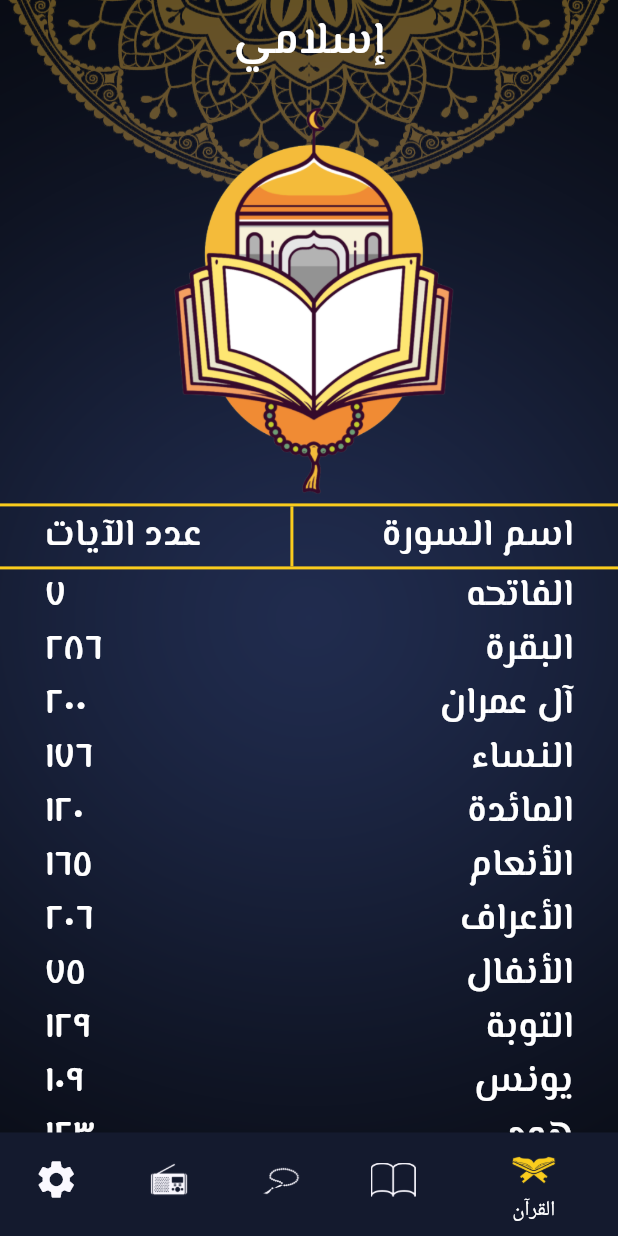
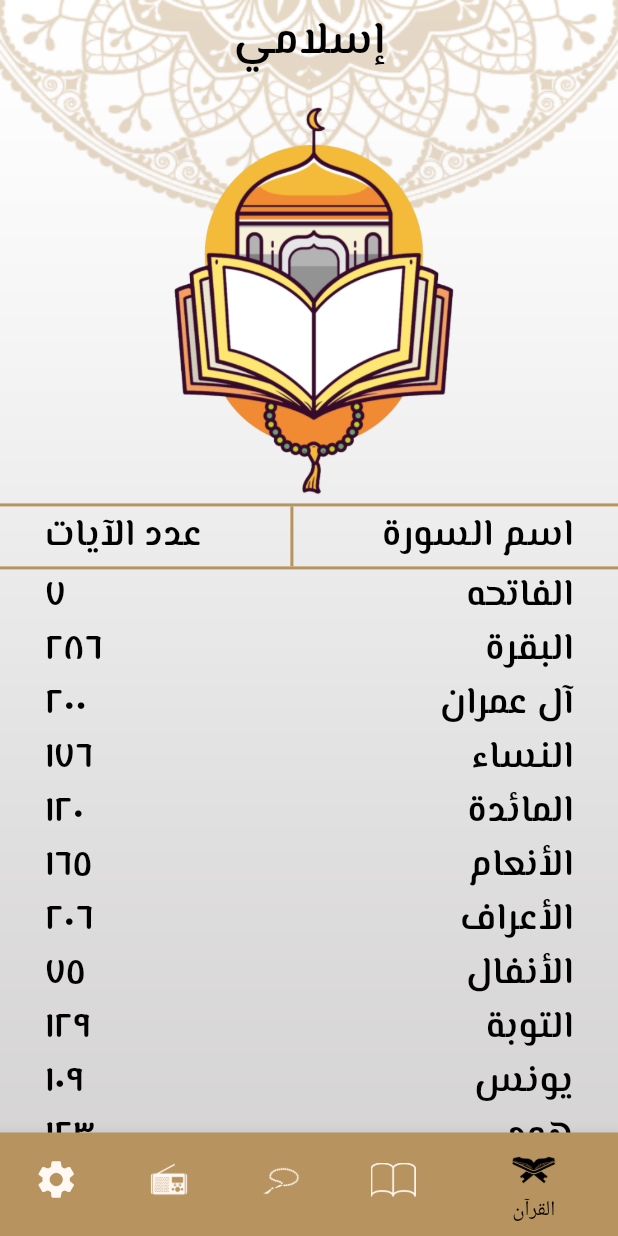
Before and after one commit to omar-dev0/islami, a Flutter app: the screen it shows after launch, on a phone screen of 412 x 824 dp. Run offline on Flutter 3.47's test engine with Material 3 defaults, Android fonts, the phone set to English and light mode, and no system bars; generated files the repository leaves out were written again.

Commit message:
+ add localizations + add provider to mange states

```diff
--- /dev/null
+++ b/l10n.yaml
@@ -0,0 +1,3 @@
+arb-dir: lib/l10n
+template-arb-file: app_en.arb
+output-localization-file: app_localizations.dart
--- a/lib/Thems/dark_them.dart
+++ b/lib/Thems/dark_them.dart
@@ -1,7 +1,7 @@
 import 'package:flutter/material.dart';
 
 class DarkThem {
-  static bool isDark = true;
+  static bool isDark = false;
   static ThemeData dark = ThemeData(
       cardTheme: CardTheme(
         color: Color(0xFF141A2E),
--- a/lib/home.dart
+++ b/lib/home.dart
@@ -1,10 +1,12 @@
 import 'package:flutter/material.dart';
-import 'package:islami/Thems/dark_them.dart';
+import 'package:flutter_gen/gen_l10n/app_localizations.dart';
+import 'package:islami/provider/settings_provider.dart';
 import 'package:islami/radio/radio.dart';
 import 'package:islami/tabs/hadeth/hadeth_tab.dart';
 import 'package:islami/tabs/quran/quran.dart';
 import 'package:islami/tabs/sebha/sebha_tab.dart';
 import 'package:islami/tabs/settings%20/settings_tab.dart';
+import 'package:provider/provider.dart';
 
 class HomeScreen extends StatefulWidget {
   static const String route = "homescreen";
@@ -26,33 +28,32 @@ class _HomeScreenState extends State<HomeScreen> {
         icon: ImageIcon(
           AssetImage('assets/icons/quran.png'),
         ),
-        label: 'القرآن',
+        label: AppLocalizations.of(context)?.quran,
       ),
       BottomNavigationBarItem(
         backgroundColor: Theme.of(context).primaryColor,
         icon: ImageIcon(
           AssetImage('assets/icons/hadeth.png'),
         ),
-        label: 'الحديث',
+        label: AppLocalizations.of(context)?.hadith,
       ),
       BottomNavigationBarItem(
         backgroundColor: Theme.of(context).primaryColor,
         icon: ImageIcon(
           AssetImage('assets/icons/sebha.png'),
         ),
-        label: 'السبحة',
-      ),
+          label: AppLocalizations.of(context)?.sebha),
       BottomNavigationBarItem(
         backgroundColor: Theme.of(context).primaryColor,
         icon: ImageIcon(
           AssetImage('assets/icons/radio.png'),
         ),
-        label: 'الراديو',
+        label: AppLocalizations.of(context)?.radio,
       ),
       BottomNavigationBarItem(
         backgroundColor: Theme.of(context).primaryColor,
         icon: Icon(Icons.settings),
-        label: 'الاعدادات',
+        label: AppLocalizations.of(context)?.settings,
       ),
     ];
     List<Widget> tabs = [
@@ -62,19 +63,15 @@ class _HomeScreenState extends State<HomeScreen> {
       RadioTab(),
       SettingsTab(),
     ];
+    SettingsProvider settingsProvider = Provider.of<SettingsProvider>(context);
     return Container(
       decoration: BoxDecoration(
           image: DecorationImage(
-              image: AssetImage(DarkThem.isDark
-                  ? 'assets/images/dark.png'
-                  : 'assets/images/bglight.png'),
-              fit: BoxFit.fill)),
-      child: Directionality(
-        textDirection: TextDirection.rtl,
+              image: AssetImage(settingsProvider.bgPath), fit: BoxFit.fill)),
       child: Scaffold(
         appBar: AppBar(
-            title: const Text(
-              'إسلامي',
+          title: Text(
+            AppLocalizations.of(context)!.islami,
           ),
         ),
         body: tabs[selected],
@@ -87,7 +84,6 @@ class _HomeScreenState extends State<HomeScreen> {
           },
         ),
       ),
-      ),
     );
   }
 }
--- a/lib/main.dart
+++ b/lib/main.dart
@@ -1,25 +1,37 @@
 import 'package:flutter/material.dart';
+import 'package:flutter_gen/gen_l10n/app_localizations.dart';
 import 'package:islami/Thems/dark_them.dart';
 import 'package:islami/Thems/light_them.dart';
 import 'package:islami/home.dart';
+import 'package:islami/provider/settings_provider.dart';
 import 'package:islami/tabs/hadeth/hadeth-screen.dart';
 import 'package:islami/tabs/quran/swra_screen.dart';
+import 'package:provider/provider.dart';
 
 void main() {
-  runApp(const MyApp());
+  runApp(ChangeNotifierProvider(
+      create: (context) => SettingsProvider(), child: MyApp()));
 }
 
-class MyApp extends StatelessWidget {
-  const MyApp({super.key});
+class MyApp extends StatefulWidget {
+  MyApp({super.key});
 
-  // This widget is the root of your application.
+  @override
+  State<MyApp> createState() => _MyAppState();
+}
+
+class _MyAppState extends State<MyApp> {
   @override
   Widget build(BuildContext context) {
+    SettingsProvider settingsProvider = Provider.of<SettingsProvider>(context);
     return MaterialApp(
       debugShowCheckedModeBanner: false,
       theme: LightThem.light,
       darkTheme: DarkThem.dark,
-      themeMode: ThemeMode.dark,
+      themeMode: settingsProvider.currentTheme,
+      localizationsDelegates: AppLocalizations.localizationsDelegates,
+      supportedLocales: AppLocalizations.supportedLocales,
+      locale: Locale(settingsProvider.currentLang),
       initialRoute: HomeScreen.route,
       routes: {
         HomeScreen.route: (context) => const HomeScreen(),
--- /dev/null
+++ b/lib/provider/settings_provider.dart
@@ -0,0 +1,31 @@
+import 'package:flutter/material.dart';
+
+class SettingsProvider extends ChangeNotifier {
+  ThemeMode currentTheme = ThemeMode.light;
+  String sebhaPath = 'assets/images/sebha.png';
+  String bgPath = 'assets/images/bglight.png';
+  String currentLang = 'ar';
+
+  void changeTheme(ThemeMode wantedTheme) {
+    if (currentTheme == wantedTheme) {
+      return;
+    }
+    currentTheme = wantedTheme;
+    if (currentTheme == ThemeMode.dark) {
+      sebhaPath = 'assets/images/sebha_dark.png';
+      bgPath = 'assets/images/dark.png';
+    } else {
+      sebhaPath = 'assets/images/sebha_dark.png';
+      bgPath = 'assets/images/bglight.png';
+    }
+    notifyListeners();
+  }
+
+  void changeLang(String wantedLang) {
+    if (wantedLang == currentLang) {
+      return;
+    }
+    currentLang = wantedLang;
+    notifyListeners();
+  }
+}
--- a/pubspec.yaml
+++ b/pubspec.yaml
@@ -34,6 +34,10 @@ dependencies:
   # The following adds the Cupertino Icons font to your application.
   # Use with the CupertinoIcons class for iOS style icons.
   cupertino_icons: ^1.0.2
+  provider: ^6.1.1
+  flutter_localizations:
+    sdk: flutter
+  intl: any
 
 dev_dependencies:
   flutter_test:
@@ -51,7 +55,7 @@ dev_dependencies:
 
 # The following section is specific to Flutter packages.
 flutter:
-
+  generate: true
   # The following line ensures that the Material Icons font is
   # included with your application, so that you can use the icons in
   # the material Icons class.
```
Also changed, not shown: lib/l10n/app_ar.arb (added, +14 -0 lines), lib/l10n/app_en.arb (added, +14 -0 lines), lib/tabs/sebha/sebha_tab.dart (+9 -10 lines), lib/tabs/settings /lang_button_sheet.dart (+39 -5 lines), lib/tabs/settings /settings_tab.dart (+12 -4 lines), lib/tabs/settings /them_button_sheet.dart (+34 -4 lines), pubspec.lock. Lines whose indentation alone changed are shown as unchanged.
